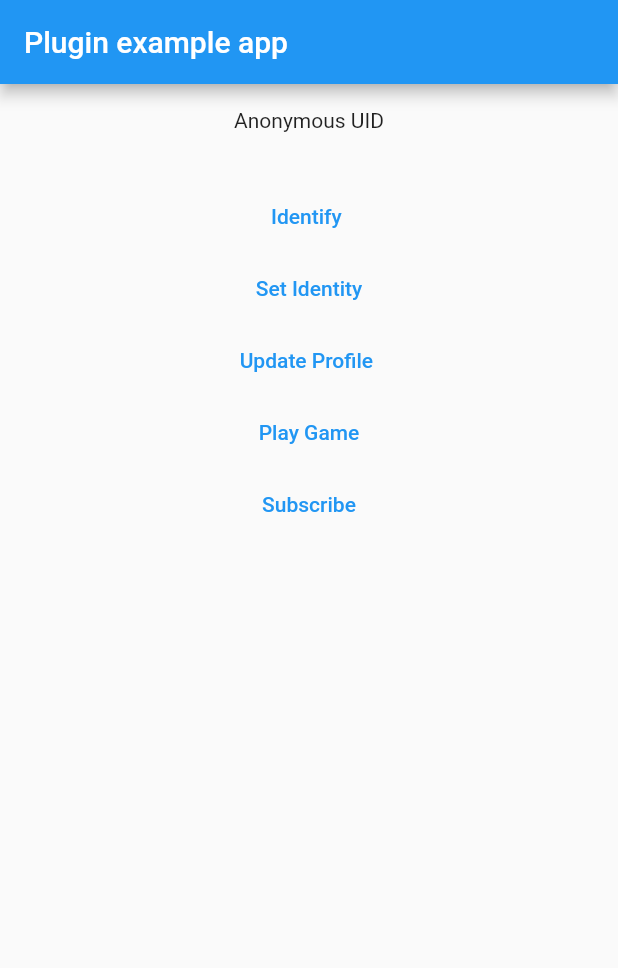
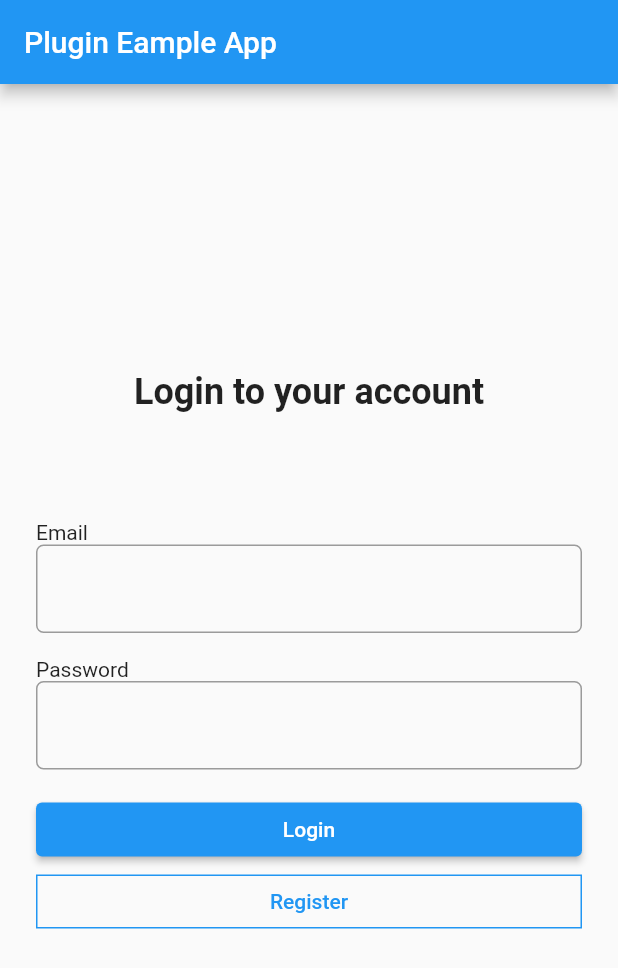
Before and after one commit to dashxhq/dashx-demo-flutter, a Flutter app: the screen it shows after launch, on a phone screen of 412 x 824 dp. Shown: the top 968 px of the screen. Run offline on Flutter 3.47's test engine with Material 2 defaults, Android fonts, the phone set to English and light mode, and no system bars; missing offline and left inert: dashx_flutter.

Commit message:
Update in design with respect to functionalities & flow

```diff
--- /dev/null
+++ b/lib/home_screen.dart
@@ -0,0 +1,12 @@
+
+import 'package:flutter/material.dart';
+
+class HomeScreen extends StatelessWidget {
+  @override
+  Widget build(BuildContext context) {
+    return Scaffold(
+      appBar: AppBar(),
+      body: Container(),
+    );
+  }
+}
--- a/lib/main.dart
+++ b/lib/main.dart
@@ -4,6 +4,8 @@ import 'package:flutter/material.dart';
 import 'dart:async';
 
 import 'package:flutter/services.dart';
+
+import 'home_screen.dart';
 
 void main() async {
   runApp(const MyApp());
@@ -17,8 +19,28 @@ class MyApp extends StatefulWidget {
 }
 
 class _MyAppState extends State<MyApp> {
+  @override
+  Widget build(BuildContext context) {
+    return MaterialApp(home: SampleApp());
+  }
+}
+
+class SampleApp extends StatefulWidget {
+  const SampleApp({Key? key}) : super(key: key);
+
+  @override
+  State<SampleApp> createState() => _SampleAppState();
+}
+
+class _SampleAppState extends State<SampleApp> {
   String message = 'Unknown';
   String uid = '';
+  String password = '';
+  String email = '';
+  String error_message = '';
+  TextEditingController email_controller = TextEditingController();
+  TextEditingController password_controller = TextEditingController();
+
   DashXPlugin dashxFlutterPlugin = DashXPlugin();
   DashX dx = DashX(
     publicKey: publicKey,
@@ -54,47 +76,95 @@ class _MyAppState extends State<MyApp> {
 
   @override
   Widget build(BuildContext context) {
-    return MaterialApp(
-        home: Scaffold(
-      appBar: AppBar(
-        title: const Text('Plugin example app'),
-      ),
+    return Scaffold(
+      appBar: AppBar(title: Text('Plugin Eample App')),
       body: Center(
         child: Column(
+          mainAxisAlignment: MainAxisAlignment.center,
           children: [
-          const Padding(
-            padding: EdgeInsets.all(16.0),
-            child: Text('Anonymous UID'),
+            SizedBox(height: 16),
+            Text(
+              'Login to your account',
+              style: TextStyle(fontSize: 24, fontWeight: FontWeight.bold),
             ),
-          Text(uid.toString()),
-          TextButton(
-              onPressed: () {
-                dx.identify();
+            Padding(
+              padding: EdgeInsets.all(24),
+              child: Column(
+                crossAxisAlignment: CrossAxisAlignment.start,
+                children: [
+                  SizedBox(height: 16),
+                  Center(
+                    child: Text(
+                      error_message,
+                      style: TextStyle(color: Colors.red),
+                    ),
+                  ),
+                  SizedBox(height: 16),
+                  Text('Email'),
+                  TextField(
+                    controller: email_controller,
+                    keyboardType: TextInputType.emailAddress,
+                    autofocus: false,
+                    decoration: InputDecoration(
+                      border: OutlineInputBorder(
+                        borderRadius: BorderRadius.circular(5),
+                      ),
+                    ),
+                  ),
+                  SizedBox(height: 16),
+                  Text('Password'),
+                  TextField(
+                    controller: password_controller,
+                    obscureText: true,
+                    autofocus: false,
+                    style: TextStyle(color: Colors.black),
+                    decoration: InputDecoration(
+                      border: OutlineInputBorder(
+                          borderRadius: BorderRadius.circular(5)),
+                    ),
+                  ),
+                  SizedBox(height: 16),
+                  ElevatedButton(
+                    onPressed: () async {
+                      if (email_controller.text.length == 0 ||
+                          password_controller.text.length == 0) {
+                        error_message = 'Check credentials.';
+                        setState(() {});
+                        print(
+                            'before ${email_controller.text}  ${password_controller.text}');
+                      } else {
+                        setState(() {});
+                        print(
+                            'after ${email_controller.text}  ${password_controller.text}');
+                        Navigator.push(
+                            context,
+                            MaterialPageRoute(
+                                builder: (context) => HomeScreen()));
+                      }
                     },
-              child: const Text("Identify ")),
-          TextButton(
-              onPressed: () {
-                dx.setIdentity("", "");
-              },
-              child: const Text("Set Identity")),
-          TextButton(
-            onPressed: () {},
-            child: const Text("Update Profile "),
+                    child: Container(
+                      alignment: Alignment.center,
+                      child: Text('Login'),
+                    ),
                   ),
                   TextButton(
-            onPressed: () {
-              dx.track("Clicked Button", {"gameName": "Tetris"});
-            },
-            child: const Text("Play Game"),
+                    style: ButtonStyle(
+                        shape:
+                            MaterialStateProperty.all<RoundedRectangleBorder>(
+                                RoundedRectangleBorder(
+                                    side: BorderSide(color: Colors.blue)))),
+                    onPressed: () {},
+                    child: Container(
+                      alignment: Alignment.center,
+                      child: Text('Register'),
                     ),
-          TextButton(
-            onPressed: () {
-              dx.subscribe();
-            },
-            child: const Text("Subscribe"),
+                  )
+                ],
               ),
+            )
           ],
-      )),
-    ));
+        ),
+      ),
+    );
   }
 }
```
Lines whose indentation alone changed are shown as unchanged.
